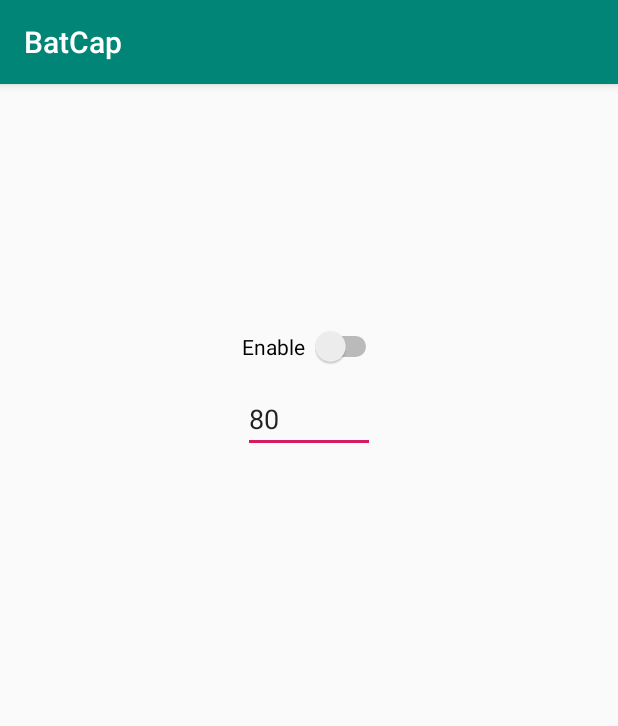
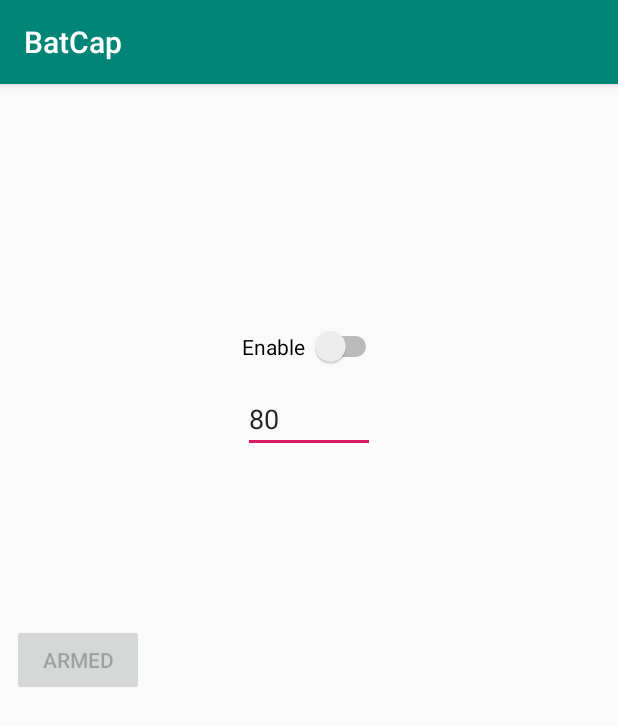
Before and after one commit to bengineer19/BatCap, an Android app: the screen it shows after launch (MainActivity), on a phone screen of 412 x 824 dp. Shown: the top 726 px of the screen. Run offline under Robolectric (Android 15) with nearby library versions, the phone set to English and light mode, and no system bars.

Commit message:
Add Arm button

```diff
--- a/app/src/main/res/layout/activity_main.xml
+++ b/app/src/main/res/layout/activity_main.xml
@@ -49,9 +49,26 @@
         app:layout_constraintVertical_bias="0.212" />
 
     <Space
+        android:id="@+id/space"
         android:layout_width="wrap_content"
         android:layout_height="wrap_content"
         tools:layout_editor_absoluteX="195dp"
         tools:layout_editor_absoluteY="11dp" />
 
+    <Button
+        android:id="@+id/armBtn"
+        android:layout_width="wrap_content"
+        android:layout_height="wrap_content"
+        android:layout_marginStart="8dp"
+        android:layout_marginTop="8dp"
+        android:layout_marginEnd="8dp"
+        android:layout_marginBottom="8dp"
+        android:enabled="false"
+        android:text="Armed"
+        android:visibility="visible"
+        app:layout_constraintBottom_toBottomOf="parent"
+        app:layout_constraintEnd_toEndOf="@+id/barrier"
+        app:layout_constraintStart_toStartOf="parent"
+        app:layout_constraintTop_toTopOf="@+id/space" />
+
 </androidx.constraintlayout.widget.ConstraintLayout>
```
